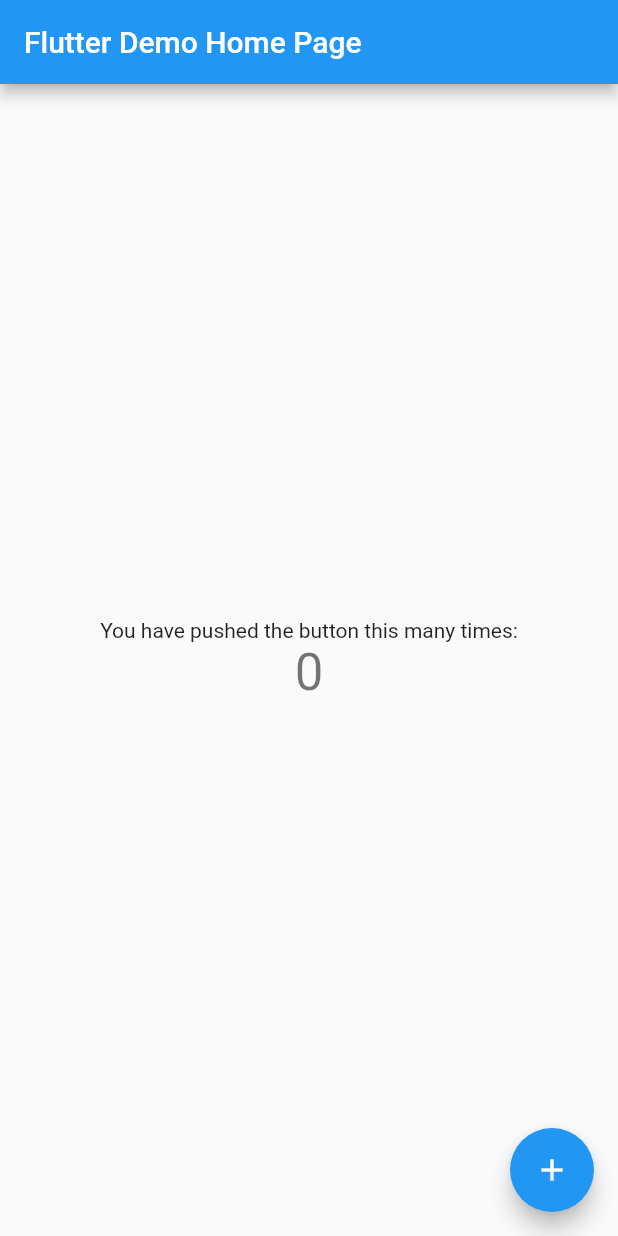
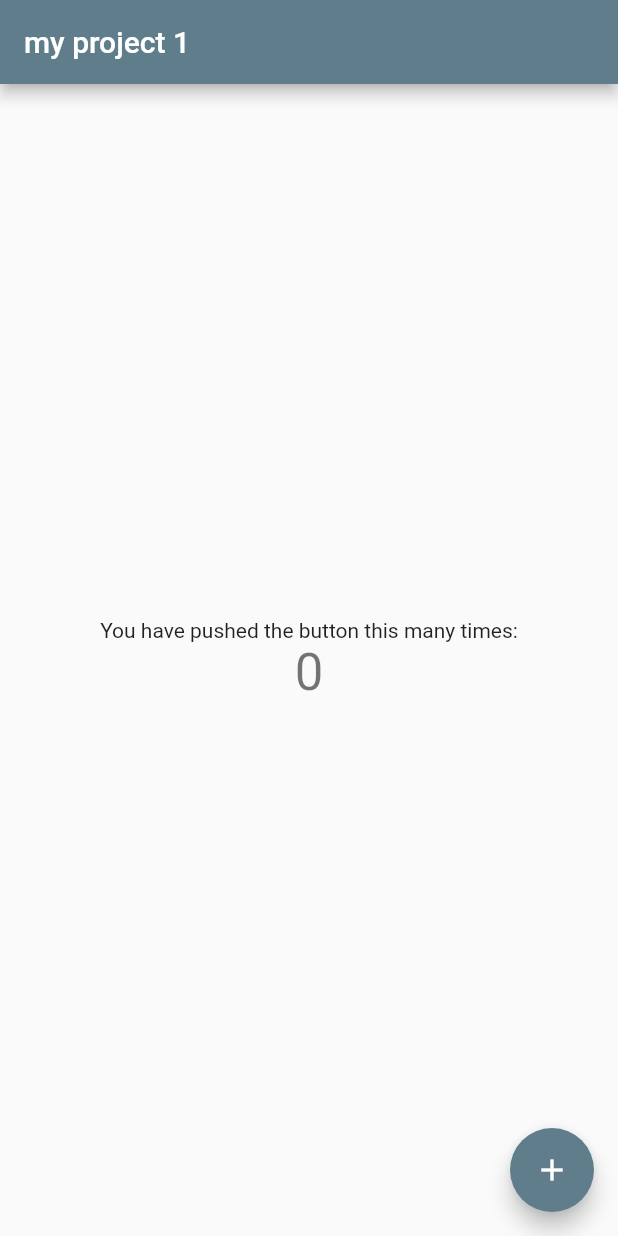
Before and after one commit to apsarabanu/my-flutter-1, a Flutter app: the screen it shows after launch, on a phone screen of 412 x 824 dp. Run offline on Flutter 3.47's test engine with Material 2 defaults, Android fonts, the phone set to English and light mode, and no system bars.

Commit message:
changed itile

```diff
--- a/lib/main.dart
+++ b/lib/main.dart
@@ -11,7 +11,7 @@ class MyApp extends StatelessWidget {
   @override
   Widget build(BuildContext context) {
     return MaterialApp(
-      title: 'Flutter Demo',
+      title: 'Flutter git hub',
       theme: ThemeData(
         // This is the theme of your application.
         //
@@ -22,9 +22,9 @@ class MyApp extends StatelessWidget {
         // or simply save your changes to "hot reload" in a Flutter IDE).
         // Notice that the counter didn't reset back to zero; the application
         // is not restarted.
-        primarySwatch: Colors.blue,
+        primarySwatch: Colors.blueGrey,
       ),
-      home: const MyHomePage(title: 'Flutter Demo Home Page'),
+      home: const MyHomePage(title: 'my project 1'),
     );
   }
 }
```
